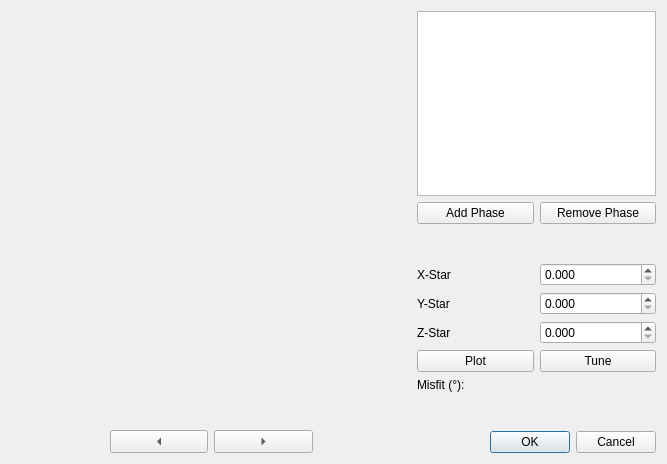
Before: the Qt Designer form ui/pattern_center.ui in EBSP-Indexer/EBSP-Indexer, drawn with Qt 5.
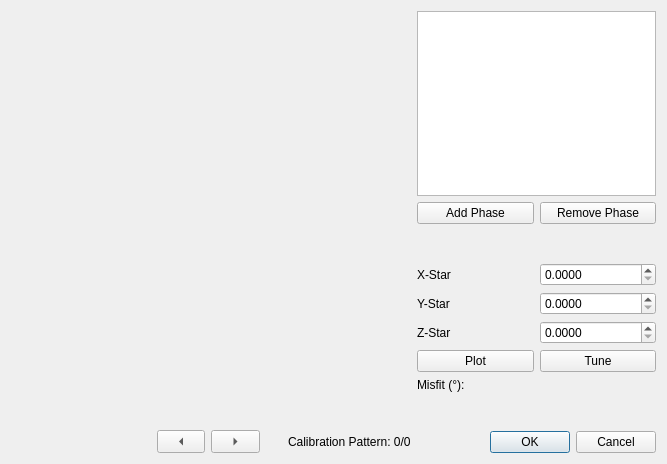
After: the same form once the commit is applied. Custom widgets are drawn as their Qt base class.

Commit message: bug fixes pattern center

Diff of the .ui file:
```diff
--- a/ui/pattern_center.ui
+++ b/ui/pattern_center.ui
@@ -27,7 +27,7 @@
       </widget>
      </item>
      <item>
-      <layout class="QHBoxLayout" name="horizontalLayout">
+      <layout class="QHBoxLayout" name="horizontalLayout" stretch="3,1,1,3">
        <item>
         <spacer name="horizontalSpacer">
          <property name="orientation">
@@ -82,18 +82,12 @@
          </property>
         </widget>
        </item>
-       <item>
-        <spacer name="horizontalSpacer_2">
-         <property name="orientation">
-          <enum>Qt::Horizontal</enum>
+       <item alignment="Qt::AlignRight">
+        <widget class="QLabel" name="counterLabel">
+         <property name="text">
+          <string>Calibration Pattern: 0/0</string>
          </property>
-         <property name="sizeHint" stdset="0">
-          <size>
-           <width>40</width>
-           <height>20</height>
-          </size>
-         </property>
-        </spacer>
+        </widget>
        </item>
       </layout>
      </item>
@@ -165,10 +159,10 @@
           </sizepolicy>
          </property>
          <property name="decimals">
-          <number>3</number>
+          <number>4</number>
          </property>
          <property name="maximum">
-          <double>10.000000000000000</double>
+          <double>1.000000000000000</double>
          </property>
          <property name="singleStep">
           <double>0.001000000000000</double>
@@ -178,10 +172,10 @@
        <item row="1" column="1">
         <widget class="QDoubleSpinBox" name="spinBoxY">
          <property name="decimals">
-          <number>3</number>
+          <number>4</number>
          </property>
          <property name="maximum">
-          <double>10.000000000000000</double>
+          <double>1.000000000000000</double>
          </property>
          <property name="singleStep">
           <double>0.001000000000000</double>
@@ -205,10 +199,10 @@
        <item row="2" column="1">
         <widget class="QDoubleSpinBox" name="spinBoxZ">
          <property name="decimals">
-          <number>3</number>
+          <number>4</number>
          </property>
          <property name="maximum">
-          <double>10.000000000000000</double>
+          <double>3.000000000000000</double>
          </property>
          <property name="singleStep">
           <double>0.001000000000000</double>
```
The commit also changes 4 other files.
